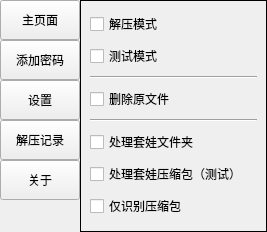
PPJUST/OnlyUnzip, file ui 原文件.ui: the form before one commit.
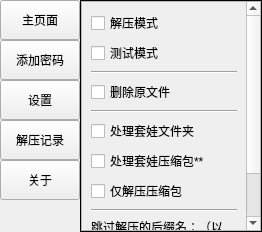
The form after the commit. The open tabs and pages were chosen to show the change.

Commit message: 添加解压忽略后缀功能

```diff
--- a/ui 原文件.ui
+++ b/ui 原文件.ui
@@ -6,7 +6,7 @@
    <rect>
     <x>0</x>
     <y>0</y>
-    <width>267</width>
+    <width>262</width>
     <height>232</height>
    </rect>
   </property>
@@ -346,6 +346,36 @@
        </layout>
       </widget>
       <widget class="QWidget" name="page_3">
+       <layout class="QVBoxLayout" name="verticalLayout_9">
+        <property name="spacing">
+         <number>0</number>
+        </property>
+        <property name="leftMargin">
+         <number>0</number>
+        </property>
+        <property name="topMargin">
+         <number>0</number>
+        </property>
+        <property name="rightMargin">
+         <number>0</number>
+        </property>
+        <property name="bottomMargin">
+         <number>0</number>
+        </property>
+        <item>
+         <widget class="QScrollArea" name="scrollArea">
+          <property name="widgetResizable">
+           <bool>true</bool>
+          </property>
+          <widget class="QWidget" name="scrollAreaWidgetContents">
+           <property name="geometry">
+            <rect>
+             <x>0</x>
+             <y>0</y>
+             <width>162</width>
+             <height>229</height>
+            </rect>
+           </property>
        <layout class="QVBoxLayout" name="verticalLayout_4">
         <item>
          <widget class="QCheckBox" name="checkBox_model_unzip">
@@ -404,18 +434,42 @@
            <bool>true</bool>
           </property>
           <property name="text">
-           <string>处理套娃压缩包（测试）</string>
+               <string>处理套娃压缩包**</string>
           </property>
          </widget>
         </item>
         <item>
          <widget class="QCheckBox" name="checkBox_check_zip">
           <property name="text">
-           <string>仅识别压缩包</string>
+               <string>仅解压压缩包</string>
           </property>
           <property name="checked">
            <bool>false</bool>
           </property>
+             </widget>
+            </item>
+            <item>
+             <widget class="Line" name="line_4">
+              <property name="orientation">
+               <enum>Qt::Horizontal</enum>
+              </property>
+             </widget>
+            </item>
+            <item>
+             <widget class="QLabel" name="label">
+              <property name="text">
+               <string>跳过解压的后缀名：（以,或空格分隔，忽略大小写）</string>
+              </property>
+              <property name="wordWrap">
+               <bool>true</bool>
+              </property>
+             </widget>
+            </item>
+            <item>
+             <widget class="QLineEdit" name="lineedit_unzip_skip_suffix"/>
+            </item>
+           </layout>
+          </widget>
          </widget>
         </item>
        </layout>
```
Left out of the diff: 22 changed lines with no effect on the pictures. Lines whose indentation alone changed are shown as unchanged. The commit also changes 2 other files.
